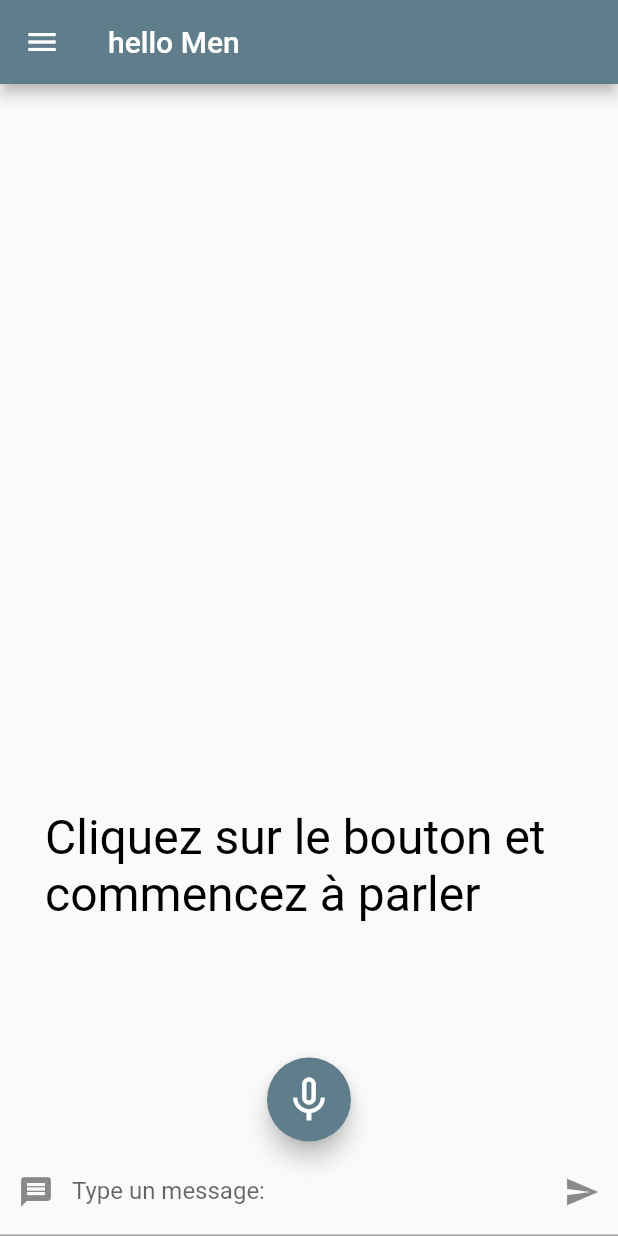
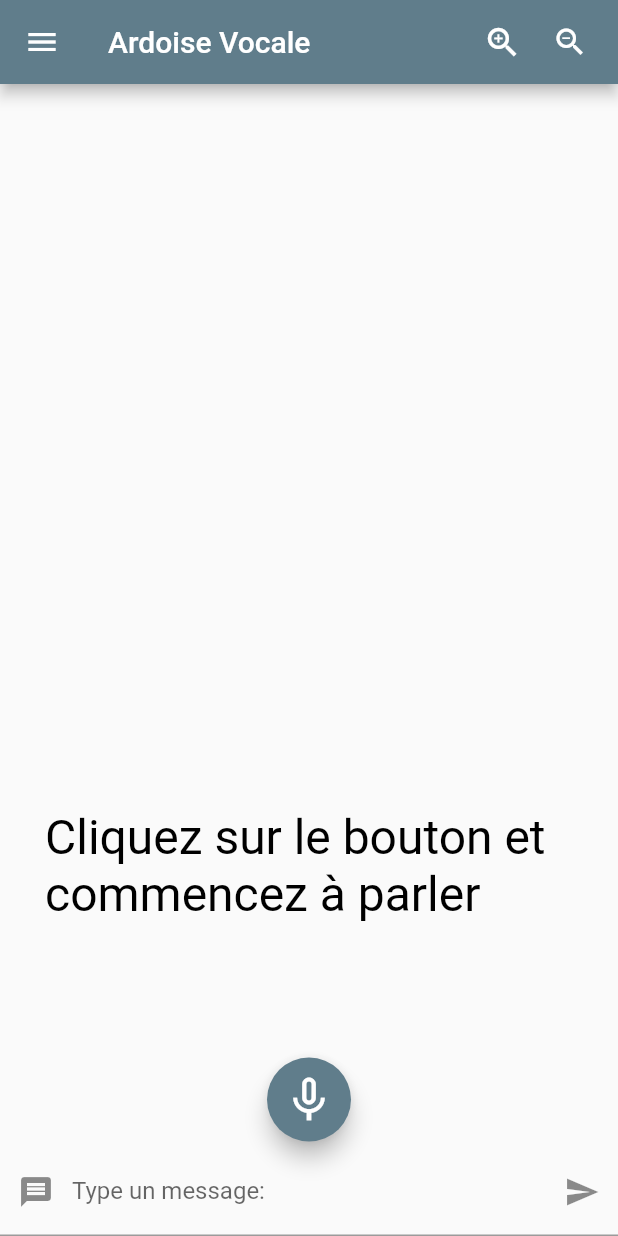
Before and after one commit to VictorLetirand/ArdoiseVocale, a Flutter app: the screen it shows after launch, on a phone screen of 412 x 824 dp. Run offline on Flutter 3.47's test engine with Material 2 defaults, Android fonts, the phone set to English and light mode, and no system bars; drawn by our look-alikes of avatar_glow; our stand-ins replace lite_rolling_switch, speech_to_text.

Commit message:
Bouton zoom in zoom out

```diff
--- a/lib/myHomePage.dart
+++ b/lib/myHomePage.dart
@@ -28,7 +28,30 @@ class _MyHomePageState extends State<MyHomePage> {
   @override
   Widget build(BuildContext context) {
     return Scaffold(
-      appBar: AppBar(title: Text('hello Men')),
+      appBar: AppBar(
+        title: Text("Ardoise Vocale"),
+        actions: <Widget>[
+          Padding(
+              padding: EdgeInsets.only(right: 20.0),
+              child: GestureDetector(
+                onTap: () {
+                  print("rien");
+                },
+                child: Icon(
+                  Icons.zoom_in,
+                  size: 26.0,
+                ),
+              )),
+          Padding(
+              padding: EdgeInsets.only(right: 20.0),
+              child: GestureDetector(
+                onTap: () {
+                  print("object");
+                },
+                child: Icon(Icons.zoom_out),
+              )),
+        ],
+      ),
       drawer: Drawer(
         child: ListView(
           children: <Widget>[
```
